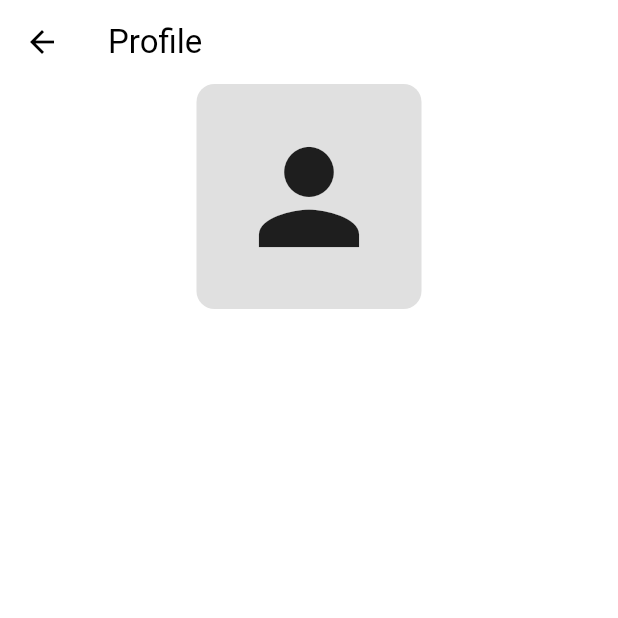
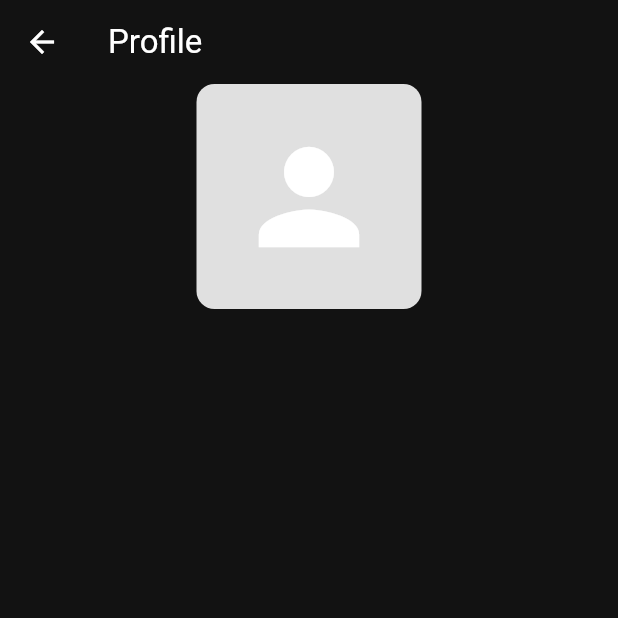
Before and after one commit to mitchkoko/social_app_flutter_supabase, a Flutter app: the screen it shows once a user with an empty profile is signed in, in the side drawer, after a tap on "P R O F I L E", on a phone screen of 412 x 824 dp, the top half of it. Run offline on Flutter 3.47's test engine with Material 3 defaults, Android fonts, the phone set to English and light mode, and no system bars; our stand-ins replace supabase_flutter; accounts and stored records are empty; network calls fail.

Commit message:
initial commit

```diff
--- a/lib/components/my_drawer.dart
+++ b/lib/components/my_drawer.dart
@@ -9,10 +9,12 @@ class MyDrawer extends StatelessWidget {
     return Drawer(
       child: Padding(
         padding: const EdgeInsets.only(left: 25.0, right: 25, bottom: 25),
+        child: SafeArea(
           child: Column(
             children: [
               // header
-            const DrawerHeader(
+              const Padding(
+                padding: EdgeInsets.symmetric(vertical: 50.0),
                 child: Icon(
                   Icons.person,
                   size: 80,
@@ -42,6 +44,7 @@ class MyDrawer extends StatelessWidget {
             ],
           ),
         ),
+      ),
     );
   }
 }
--- a/lib/features/auth/auth_gate.dart
+++ b/lib/features/auth/auth_gate.dart
@@ -20,7 +20,7 @@ class AuthGate extends StatelessWidget {
         final session = snapshot.hasData ? snapshot.data!.session : null;
 
         if (session != null) {
-          return HomePage();
+          return const HomePage();
         } else {
           return const LoginPage();
         }
--- a/lib/features/auth/login_page.dart
+++ b/lib/features/auth/login_page.dart
@@ -1,6 +1,5 @@
 import 'package:flutter/material.dart';
 import 'package:social_media_app/features/auth/auth_service.dart';
-
 import 'register_page.dart';
 
 class LoginPage extends StatefulWidget {
@@ -39,12 +38,22 @@ class _LoginPageState extends State<LoginPage> {
   @override
   Widget build(BuildContext context) {
     return Scaffold(
-      appBar: AppBar(
-        title: const Text("Login"),
+      body: Padding(
+        padding: const EdgeInsets.all(25.0),
+        child: Column(
+          mainAxisAlignment: MainAxisAlignment.center,
+          children: [
+            // logo
+            const Icon(
+              Icons.lock_open,
+              size: 120,
             ),
-      body: ListView(
-        padding: const EdgeInsets.symmetric(horizontal: 25),
-        children: [
+
+            const Padding(
+              padding: EdgeInsets.symmetric(vertical: 50.0),
+              child: Text("T E X T   B A S E D   S O C I A L   A P P"),
+            ),
+
             // email textfield
             TextField(
               controller: emailTextController,
@@ -58,12 +67,12 @@ class _LoginPageState extends State<LoginPage> {
               obscureText: true,
             ),
 
-          const SizedBox(height: 25),
+            const SizedBox(height: 50),
 
             // login button
-          ElevatedButton(
+            MaterialButton(
               onPressed: login,
-            child: const Text("Login"),
+              child: const Text("LOGIN"),
             ),
 
             // go to register page
@@ -71,11 +80,11 @@ class _LoginPageState extends State<LoginPage> {
               onPressed: () => Navigator.push(
                   context,
                   MaterialPageRoute(
-                  builder: (context) => const RegisterPage(),
-                )),
-            child: const Text("Sign Up Here"),
+                      builder: (context) => const RegisterPage())),
+              child: const Text("SIGN UP"),
             ),
           ],
+        ),
       ),
     );
   }
--- a/lib/features/auth/register_page.dart
+++ b/lib/features/auth/register_page.dart
@@ -1,5 +1,4 @@
 import 'package:flutter/material.dart';
-
 import 'auth_service.dart';
 
 class RegisterPage extends StatefulWidget {
@@ -47,7 +46,7 @@ class _RegisterPageState extends State<RegisterPage> {
   Widget build(BuildContext context) {
     return Scaffold(
       appBar: AppBar(
-        title: const Text("Sign Up"),
+        title: const Text("Create Account"),
       ),
       body: ListView(
         padding: const EdgeInsets.symmetric(horizontal: 25),
@@ -75,9 +74,9 @@ class _RegisterPageState extends State<RegisterPage> {
           const SizedBox(height: 25),
 
           // sign up button
-          ElevatedButton(
+          MaterialButton(
             onPressed: register,
-            child: const Text("Sign Up"),
+            child: const Text("SIGN UP"),
           ),
         ],
       ),
--- a/lib/features/post/post_service.dart
+++ b/lib/features/post/post_service.dart
@@ -1,6 +1,5 @@
 import 'package:social_media_app/features/auth/auth_service.dart';
 import 'package:supabase_flutter/supabase_flutter.dart';
-
 import 'post.dart';
 
 class PostService {
@@ -15,7 +14,7 @@ class PostService {
     }
 
     await _supabase.from('posts').insert({
-      'user_id': user.id, // Ensure user_id matches auth.uid()
+      'user_id': user.id,
       'content': content,
       'email': _auth.getCurrentUserEmail(),
     });
--- /dev/null
+++ b/lib/keys.dart
@@ -0,0 +1,3 @@
+// get these from your supabase project
+const String supabaseUrl = 'your-supabase-url';
+const String supabaseAnonKey = 'your-supabase-anon-key';
--- a/lib/main.dart
+++ b/lib/main.dart
@@ -1,13 +1,13 @@
 import 'package:flutter/material.dart';
 import 'package:social_media_app/features/auth/auth_gate.dart';
+import 'package:social_media_app/keys.dart';
 import 'package:supabase_flutter/supabase_flutter.dart';
 
 void main() async {
   // supabase setup
   await Supabase.initialize(
-    url: "https://ixcfcpdwjaazikdbifqw.supabase.co",
-    anonKey:
-        "eyJhbGciOiJIUzI1NiIsInR5cCI6IkpXVCJ9.eyJpc3MiOiJzdXBhYmFzZSIsInJlZiI6Iml4Y2ZjcGR3amFhemlrZGJpZnF3Iiwicm9sZSI6ImFub24iLCJpYXQiOjE3MzE2NjU4NzUsImV4cCI6MjA0NzI0MTg3NX0.ojD5p2MaDkTzDCXdYn0t-0WPSutPtAhqqWdHcNaeOcE",
+    url: supabaseUrl,
+    anonKey: supabaseAnonKey,
   );
 
   runApp(const MyApp());
@@ -21,9 +21,7 @@ class MyApp extends StatelessWidget {
     return MaterialApp(
       debugShowCheckedModeBanner: false,
       theme: ThemeData(
-        colorScheme: const ColorScheme.light(
-          primary: Colors.grey,
-        ),
+        colorScheme: const ColorScheme.dark(),
       ),
       home: const AuthGate(),
     );
```
Lines whose indentation alone changed are shown as unchanged.
